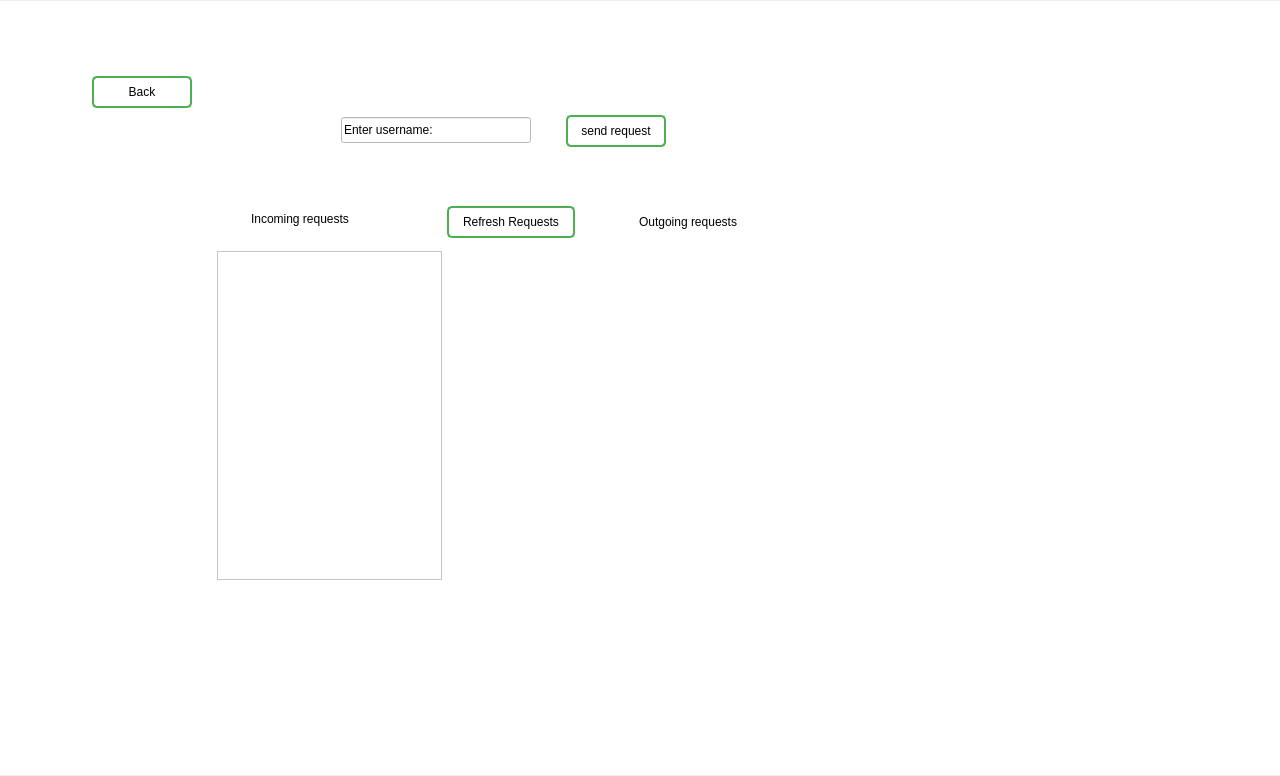
Above: Forms/mainwindow.ui from JustinGetty/LotusAppClient before the change. Below: the same form after it.
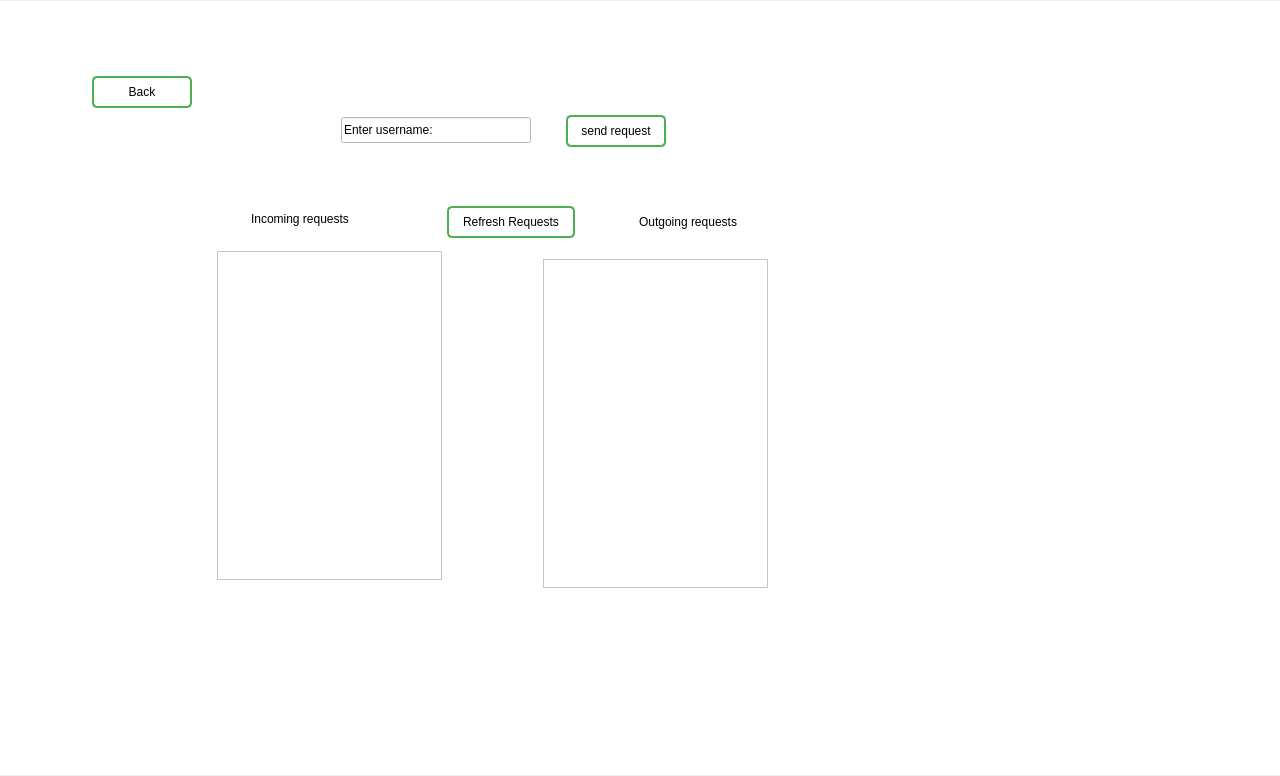
That is the form after the change.

Commit message: Working commit, fixed outbound requests. Refactored friend_request schema

The edit to the form file:
```diff
--- a/Forms/mainwindow.ui
+++ b/Forms/mainwindow.ui
@@ -1447,6 +1447,29 @@
         <string>Back</string>
        </property>
       </widget>
+      <widget class="QScrollArea" name="scroll_area_outgoing_requests">
+       <property name="geometry">
+        <rect>
+         <x>543</x>
+         <y>258</y>
+         <width>225</width>
+         <height>329</height>
+        </rect>
+       </property>
+       <property name="widgetResizable">
+        <bool>true</bool>
+       </property>
+       <widget class="QWidget" name="scrollAreaWidgetContents_3">
+        <property name="geometry">
+         <rect>
+          <x>0</x>
+          <y>0</y>
+          <width>223</width>
+          <height>327</height>
+         </rect>
+        </property>
+       </widget>
+      </widget>
      </widget>
     </widget>
     <widget class="QWidget" name="create_account">
```
Left out of the diff: 2 changed lines with no effect on the pictures. The commit also changes 5 other files.
